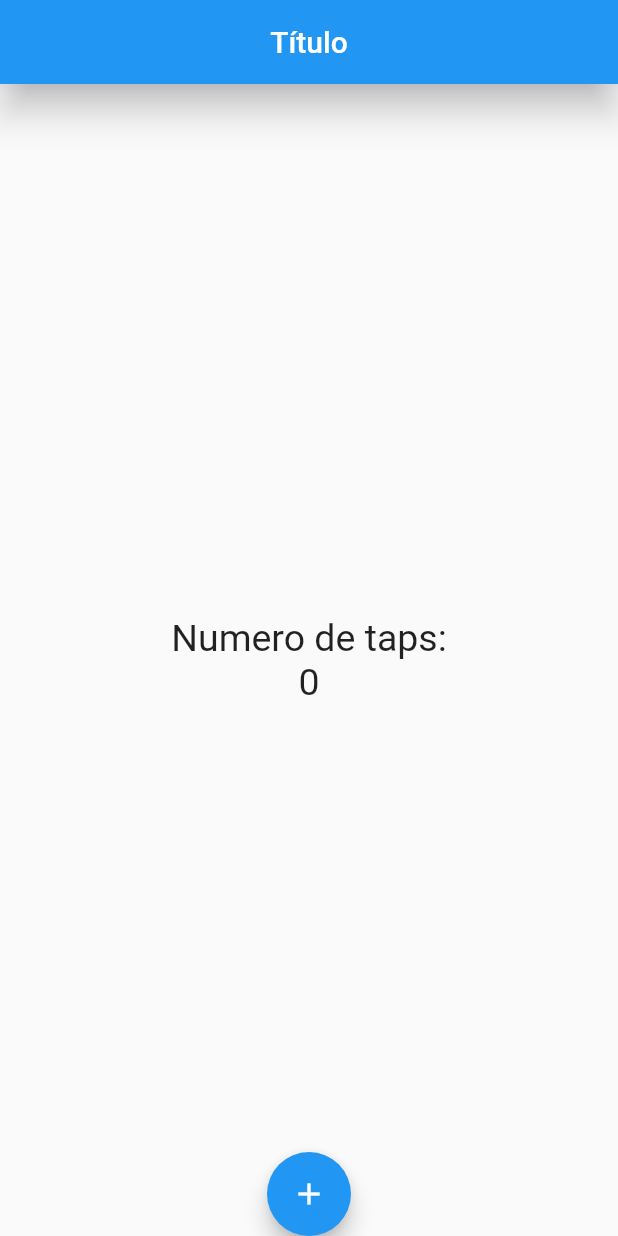
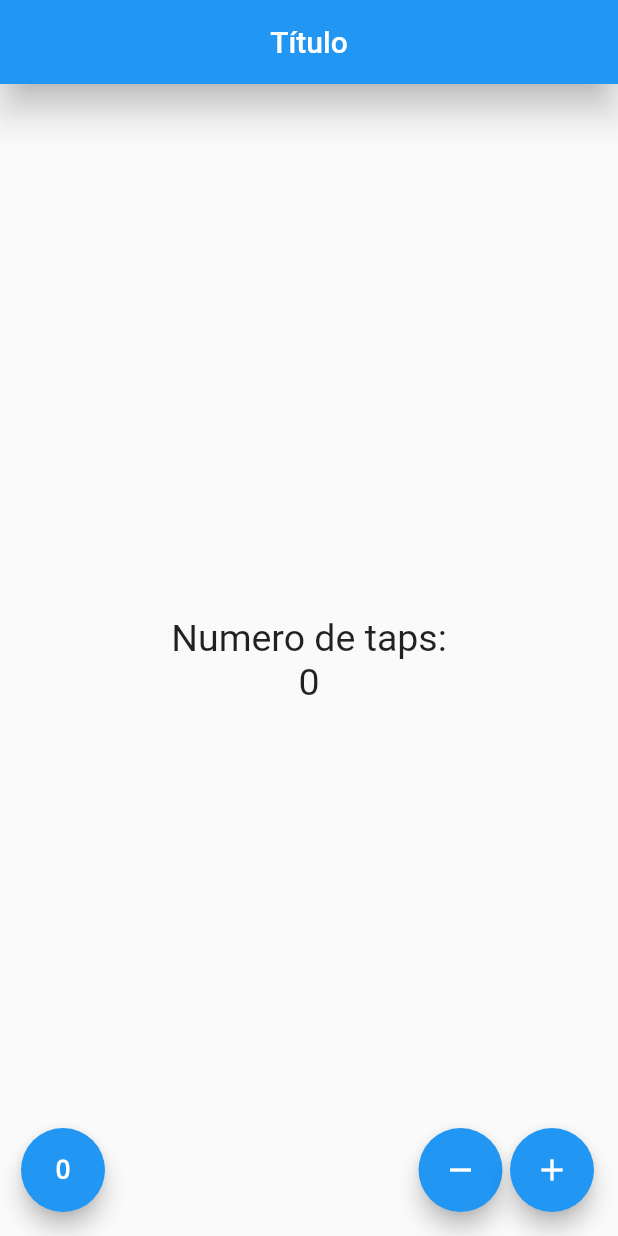
Before and after one commit to suyridan/Flutter_contador, a Flutter app: the screen it shows after launch, on a phone screen of 412 x 824 dp. Run offline on Flutter 3.47's test engine with Material 2 defaults, Android fonts, the phone set to English and light mode, and no system bars.

Commit message:
Modificaciónes en  corrección

```diff
--- a/lib/src/app.dart
+++ b/lib/src/app.dart
@@ -1,6 +1,7 @@
 import 'package:flutter/material.dart';
 
-import 'package:contador/src/pages/home_page.dart';
+// import 'package:contador/src/pages/home_page.dart';
+import 'package:contador/src/pages/contador_page.dart';
 
 class MyApp extends StatelessWidget {
 
@@ -8,8 +9,10 @@ class MyApp extends StatelessWidget {
   Widget build( context ){
 
     return MaterialApp(
+      debugShowCheckedModeBanner: false,
       home: Center(
-        child: HomePage(),
+        // child: HomePage;
+        child: ContadorPage(),
       )
       ,
     );
--- /dev/null
+++ b/lib/src/pages/contador_page.dart
@@ -0,0 +1,55 @@
+import 'package:flutter/material.dart';
+
+class ContadorPage extends StatefulWidget {
+
+  @override
+  createState() => _ContadorPageState();
+
+}
+
+class _ContadorPageState extends State<ContadorPage> {
+
+  final _estiloTexto = new TextStyle(fontSize: 25);
+
+  int _conteo = 0;
+
+  @override
+  Widget build(BuildContext context) {
+
+    return Scaffold(
+      appBar: AppBar(
+        title: Text('Título'),
+        centerTitle: true,
+        elevation: 10,
+      ),
+      body: Center(
+        child: Column(
+          mainAxisAlignment: MainAxisAlignment.center,
+          children: <Widget>[
+             Text( 'Numero de taps:',style: _estiloTexto ),
+             Text( '$_conteo',style: _estiloTexto ),
+          ],
+        ),
+        ),
+      floatingActionButton: _botones()
+    );
+
+  }
+
+  Widget _botones() {
+
+    return Row(
+      mainAxisAlignment: MainAxisAlignment.end,
+      children: <Widget>[
+      SizedBox(width: 30),
+      FloatingActionButton( child: Icon(Icons.exposure_zero), onPressed: null),
+      Expanded(child: SizedBox( width: 5.0 )),
+      FloatingActionButton( child: Icon(Icons.remove), onPressed: null),
+      SizedBox( width: 5.0 ),
+      FloatingActionButton( child: Icon(Icons.add), onPressed: null),
+    ]);
+
+
+  }
+
+}
--- a/lib/src/pages/home_page.dart
+++ b/lib/src/pages/home_page.dart
@@ -2,35 +2,7 @@ import 'package:flutter/material.dart';
 
 class HomePage extends StatelessWidget{
 
-  final estiloTexto = new TextStyle(fontSize: 25);
 
-  @override
-  Widget build(BuildContext context) {
 
-    return Scaffold(
-      appBar: AppBar(
-        title: Text('Título'),
-        centerTitle: true,
-        elevation: 10,
-      ),
-      body: Center(
-        child: Column(
-          mainAxisAlignment: MainAxisAlignment.center,
-          children: <Widget>[
-             Text('Numero de taps:',style: estiloTexto),
-             Text('0',style: estiloTexto),
-          ],
-        ),
-        ),
-      floatingActionButton: FloatingActionButton(
-        child: Icon( Icons.add ),
-        onPressed: () {
-          print('Hola mundo');
-        },
-      ),
-      floatingActionButtonLocation: FloatingActionButtonLocation.centerDocked,
-    );
-
-  }
 
 }
```
